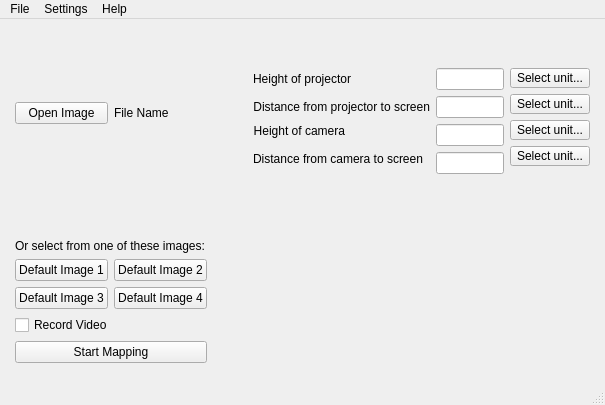
imlasky/LightMap, file mainwindow.ui: the form before one commit.
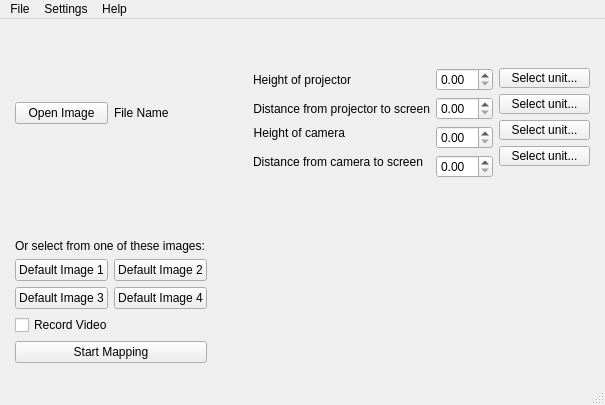
The form after the commit. Icons and pictures are not drawn.

Commit message:
Double spin boxes
--Kevin

Patch:
```diff
--- a/mainwindow.ui
+++ b/mainwindow.ui
@@ -163,9 +163,6 @@
           </property>
          </widget>
         </item>
-        <item row="0" column="1">
-         <widget class="QLineEdit" name="line_edit_projector_height"/>
-        </item>
         <item row="1" column="0">
          <widget class="QLabel" name="label_projector_to_screen">
           <property name="text">
@@ -179,9 +176,6 @@
           </property>
          </widget>
         </item>
-        <item row="1" column="1">
-         <widget class="QLineEdit" name="line_edit_projector_to_screen"/>
-        </item>
         <item row="2" column="0">
          <widget class="QLabel" name="label_height_camera">
           <property name="text">
@@ -195,9 +189,6 @@
           </property>
          </widget>
         </item>
-        <item row="2" column="1">
-         <widget class="QLineEdit" name="line_edit_camera_height"/>
-        </item>
         <item row="3" column="0">
          <widget class="QLabel" name="label_camera_to_screen">
           <property name="text">
@@ -211,8 +202,17 @@
           </property>
          </widget>
         </item>
+        <item row="0" column="1">
+         <widget class="QDoubleSpinBox" name="double_spin_box_projector_height"/>
+        </item>
+        <item row="1" column="1">
+         <widget class="QDoubleSpinBox" name="double_spin_box_projector_to_screen"/>
+        </item>
+        <item row="2" column="1">
+         <widget class="QDoubleSpinBox" name="double_spin_box_camera_height"/>
+        </item>
         <item row="3" column="1">
-         <widget class="QLineEdit" name="line_edit_camera_to_screen"/>
+         <widget class="QDoubleSpinBox" name="double_spin_box_camera_to_screen"/>
         </item>
        </layout>
       </item>
```
Left out of the diff: 12 changed lines with no effect on the pictures.
